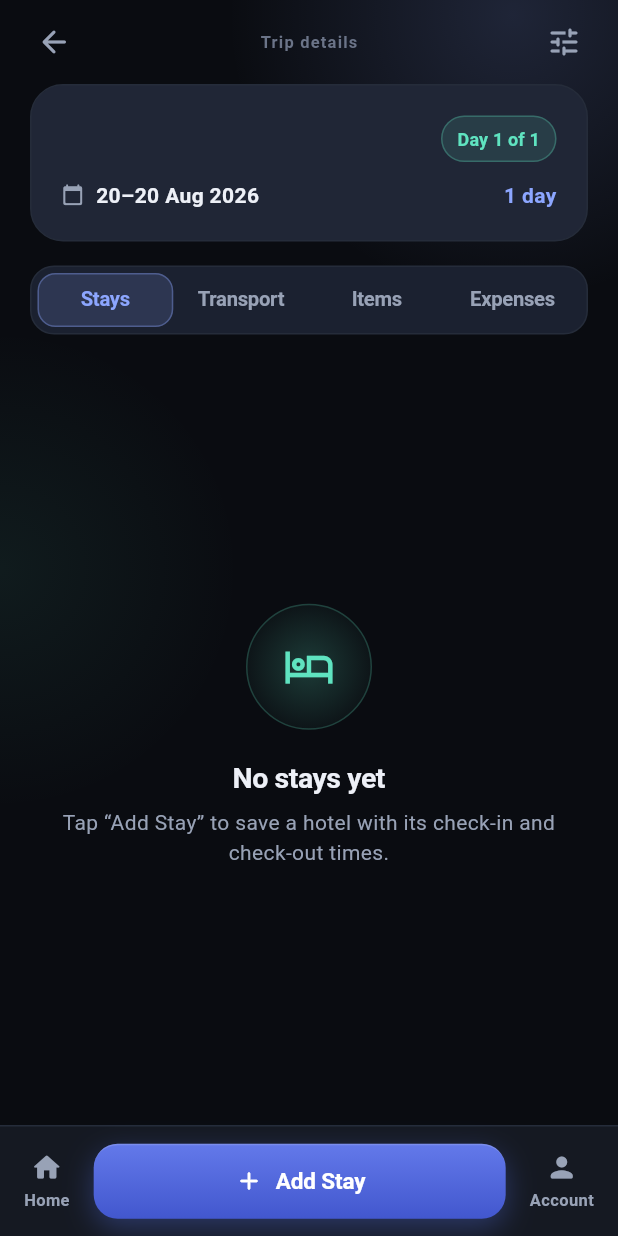
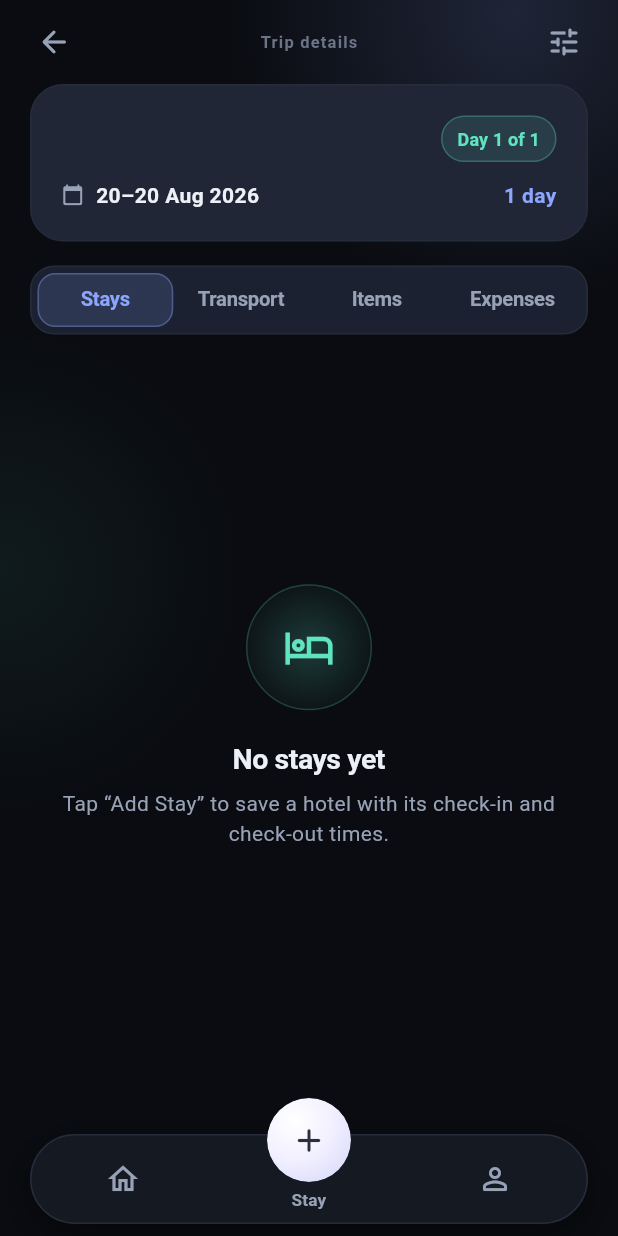
Before and after one commit to vinay-rv/travel-bud, a Flutter app: the TripDetailScreen screen opened directly with empty values, on a phone screen of 412 x 824 dp. Run offline on Flutter 3.47's test engine with Material 3 defaults, Android fonts, the phone set to English and light mode, and no system bars; our stand-ins replace flutter_local_notifications, flutter_secure_storage, flutter_timezone, sqflite, timezone; accounts and stored records are empty.

Commit message:
Redesign bottom bar: floating pill with a raised action
The bar is now a floating pill with home and account at its ends and the
screen's primary action raised above the middle as a glowing circle. Labels
drop the "Add" prefix — the plus already says it — so they read "Trip",
"Stay", "Item", "Expense".

- AppEmptyState now scrolls instead of overflowing on a short viewport or at
  a large text scale (a Center around a scroll view, not a LayoutBuilder,
  which SliverFillRemaining cannot use).
- AppBottomBarLabel is its own widget so the bar's "Transport" label is not
  confused with the trip tab of the same name.
- Tests scoped to the stepper's +/- rather than find.byIcon, since the bar's
  action is now a plus too and comes first in the tree.

Co-Authored-By: Claude Opus 5 <noreply@anthropic.com>

```diff
--- a/lib/screens/trip_detail_screen.dart
+++ b/lib/screens/trip_detail_screen.dart
@@ -162,15 +162,16 @@ class _TripDetailScreenState extends State<TripDetailScreen>
     );
   }
 
-  /// What "add" means on the tab you are looking at. The middle slot of the
-  /// bottom bar is one button whose meaning follows the tab, rather than four
-  /// buttons taking turns.
+  /// What the bottom bar's plus adds on the tab you are looking at. One button
+  /// whose meaning follows the tab, rather than four taking turns.
+  ///
+  /// Bare nouns: the plus already says "add".
   ({String label, VoidCallback onPressed}) get _currentAdd {
     return switch (_tabController.index) {
-      0 => (label: 'Add Stay', onPressed: _addStay),
-      1 => (label: 'Add Transport', onPressed: _addTransport),
-      2 => (label: 'Add Item', onPressed: _addItem),
-      _ => (label: 'Add Expense', onPressed: _addExpense),
+      0 => (label: 'Stay', onPressed: _addStay),
+      1 => (label: 'Transport', onPressed: _addTransport),
+      2 => (label: 'Item', onPressed: _addItem),
+      _ => (label: 'Expense', onPressed: _addExpense),
     };
   }
 
--- a/lib/screens/trip_list_screen.dart
+++ b/lib/screens/trip_list_screen.dart
@@ -121,7 +121,7 @@ class _TripListScreenState extends State<TripListScreen> {
         // to take you there.
         onHome: null,
         onAction: _createTrip,
-        actionLabel: 'Plan a trip',
+        actionLabel: 'Trip',
         onAccount: _openAccount,
       ),
       body: AppBackground(
--- a/lib/widgets/app_bottom_bar.dart
+++ b/lib/widgets/app_bottom_bar.dart
@@ -2,24 +2,22 @@ import 'package:flutter/material.dart';
 
 import '../theme/app_theme.dart';
 
-/// The app's bottom navigation.
+/// The app's bottom navigation: a floating pill with home and account at its
+/// ends, and the screen's primary action raised above its middle.
 ///
-/// Three fixed slots: home on the left, the account on the right, and in the
-/// middle whatever "add" means on the screen you are looking at — a trip on the
-/// home screen, a stay or an item or an expense inside a trip. The middle slot
-/// replaces what used to be a floating button, which meant the primary action
-/// sat on top of the last row of every list.
-///
-/// The account lives here rather than in each screen's header: it is the same
-/// destination from everywhere, and a header is for what the screen is about.
+/// The action is a circle rather than a third pill because it is not a place
+/// you go — it is the one thing you do here, and it changes with the screen.
+/// Its label is the bare noun ("Item", "Stay"); the plus already says "add",
+/// and repeating it made every label start with the same word.
 class AppBottomBar extends StatelessWidget {
   /// Returns to the trip list. Null when this *is* the trip list, which shows
   /// the slot as the current place rather than somewhere to go.
   final VoidCallback? onHome;
 
-  /// The middle slot. Null on a screen with nothing to add, which draws the
-  /// slot as empty rather than shifting the other two.
+  /// The raised action. Null on a screen with nothing to add.
   final VoidCallback? onAction;
+
+  /// What gets added — "Trip", "Stay", "Item". Not "Add item".
   final String actionLabel;
   final IconData actionIcon;
 
@@ -34,63 +32,166 @@ class AppBottomBar extends StatelessWidget {
     this.actionIcon = Icons.add_rounded,
   });
 
+  // Kept deliberately tight. The bar reserves its full height from the body,
+  // so every pixel here is a pixel off the list above it — on a 360x733 phone
+  // this is already a sixth of the screen.
+  static const _barHeight = 60.0;
+
+  /// How far the action circle rises above the pill's top edge.
+  static const _lift = 24.0;
+  static const _circle = 56.0;
+
+  /// Headroom for the glow, which extends past the circle.
+  static const _bloom = 8.0;
+
   @override
   Widget build(BuildContext context) {
-    return Container(
-      decoration: const BoxDecoration(
-        color: AppColors.surface,
-        border: Border(top: BorderSide(color: AppColors.border)),
+    return SafeArea(
+      top: false,
+      child: SizedBox(
+        height: _bloom + _lift + _barHeight + AppSpacing.sm,
+        child: Stack(
+          // The circle deliberately sits outside the pill.
+          clipBehavior: Clip.none,
+          children: [
+            Positioned(
+              left: AppSpacing.gutter,
+              right: AppSpacing.gutter,
+              bottom: AppSpacing.sm,
+              height: _barHeight,
+              child: _Pill(
+                onHome: onHome,
+                onAccount: onAccount,
+                label: actionLabel,
+                onLabelTap: onAction,
               ),
-      child: SafeArea(
-        top: false,
-        child: Padding(
-          padding: const EdgeInsets.fromLTRB(
-            AppSpacing.sm,
-            AppSpacing.sm,
-            AppSpacing.sm,
-            AppSpacing.sm,
             ),
-          child: Row(
-            children: [
-              _BottomBarDestination(
-                icon: Icons.home_rounded,
-                label: 'Home',
-                // No handler means this is where you already are.
-                selected: onHome == null,
-                onTap: onHome,
-              ),
-              const SizedBox(width: AppSpacing.sm),
-              Expanded(
-                child: onAction == null
-                    ? const SizedBox.shrink()
-                    : AppBottomBarAction(
+            if (onAction != null)
+              Positioned(
+                top: _bloom,
+                left: 0,
+                right: 0,
+                child: Center(
+                  child: AppBottomBarAction(
                     label: actionLabel,
                     icon: actionIcon,
+                    size: _circle,
                     onPressed: onAction!,
                   ),
                 ),
-              const SizedBox(width: AppSpacing.sm),
-              _BottomBarDestination(
-                icon: Icons.person_rounded,
-                label: 'Account',
-                selected: false,
-                onTap: onAccount,
               ),
           ],
-          ),
         ),
       ),
     );
   }
 }
 
-/// The middle slot: the screen's primary "add" action.
+class _Pill extends StatelessWidget {
+  final VoidCallback? onHome;
+  final VoidCallback onAccount;
+  final String label;
+  final VoidCallback? onLabelTap;
+
+  const _Pill({
+    required this.onHome,
+    required this.onAccount,
+    required this.label,
+    required this.onLabelTap,
+  });
+
+  @override
+  Widget build(BuildContext context) {
+    return DecoratedBox(
+      decoration: BoxDecoration(
+        color: AppColors.surface,
+        borderRadius: BorderRadius.circular(AppRadius.pill),
+        border: Border.all(color: AppColors.border),
+        boxShadow: [
+          BoxShadow(
+            color: Colors.black.withValues(alpha: 0.45),
+            blurRadius: 24,
+            offset: const Offset(0, 8),
+          ),
+        ],
+      ),
+      child: Row(
+        children: [
+          Expanded(
+            child: _Destination(
+              icon: Icons.home_outlined,
+              selectedIcon: Icons.home_rounded,
+              tooltip: 'Home',
+              // No handler means this is where you already are.
+              selected: onHome == null,
+              onTap: onHome,
+            ),
+          ),
+          // The circle covers the middle, so only its label shows here — sunk
+          // to the bottom of the pill, clear of the circle above it.
+          Expanded(
+            child: GestureDetector(
+              onTap: onLabelTap,
+              behavior: HitTestBehavior.opaque,
+              child: Align(
+                alignment: Alignment.bottomCenter,
+                child: Padding(
+                  padding: const EdgeInsets.only(bottom: 7),
+                  child: AppBottomBarLabel(label),
+                ),
+              ),
+            ),
+          ),
+          Expanded(
+            child: _Destination(
+              icon: Icons.person_outline_rounded,
+              selectedIcon: Icons.person_rounded,
+              tooltip: 'Account',
+              selected: false,
+              onTap: onAccount,
+            ),
+          ),
+        ],
+      ),
+    );
+  }
+}
+
+/// Names what the plus above it adds.
+///
+/// Its own widget so it can be told apart from identical words elsewhere on
+/// the screen — a trip's "Transport" tab is spelled the same as the bar's
+/// label for adding one.
+class AppBottomBarLabel extends StatelessWidget {
+  final String label;
+
+  const AppBottomBarLabel(this.label, {super.key});
+
+  @override
+  Widget build(BuildContext context) {
+    return Text(
+      label,
+      maxLines: 1,
+      overflow: TextOverflow.ellipsis,
+      textAlign: TextAlign.center,
+      style: const TextStyle(
+        fontSize: 11.5,
+        fontWeight: FontWeight.w700,
+        color: AppColors.textMuted,
+        letterSpacing: 0.1,
+      ),
+    );
+  }
+}
+
+/// The raised circle: the screen's primary action.
 ///
 /// Its own widget rather than an anonymous button so a caller — and a test —
 /// can name it.
 class AppBottomBarAction extends StatelessWidget {
   final String label;
   final IconData icon;
+  final double size;
   final VoidCallback onPressed;
 
   const AppBottomBarAction({
@@ -98,88 +199,84 @@ class AppBottomBarAction extends StatelessWidget {
     required this.label,
     required this.icon,
     required this.onPressed,
+    this.size = 60,
   });
 
   @override
   Widget build(BuildContext context) {
-    return _GradientActionSurface(
+    return Semantics(
+      button: true,
+      // The visible label sits in the pill below, so the button carries it too
+      // rather than announcing itself as an unexplained plus.
+      label: 'Add $label',
+      child: Tooltip(
+        message: 'Add $label',
+        child: SizedBox(
+          width: size,
+          height: size,
           child: Material(
             color: Colors.transparent,
+            shape: const CircleBorder(),
+            clipBehavior: Clip.antiAlias,
+            child: Ink(
+              decoration: const ShapeDecoration(
+                shape: CircleBorder(),
+                gradient: _pearl,
+                shadows: [
+                  // A soft bloom rather than a hard drop shadow: the circle
+                  // should look lit, not stuck on.
+                  BoxShadow(
+                    color: Color(0x59C9D4FF),
+                    blurRadius: 26,
+                    spreadRadius: 2,
+                  ),
+                  BoxShadow(
+                    color: Color(0x40FFFFFF),
+                    blurRadius: 10,
+                  ),
+                ],
+              ),
               child: InkWell(
                 onTap: onPressed,
-          borderRadius: BorderRadius.circular(AppRadius.md),
-          child: Padding(
-            padding: const EdgeInsets.symmetric(
-              horizontal: AppSpacing.md,
-              vertical: 14,
-            ),
-            child: Row(
-              mainAxisSize: MainAxisSize.min,
-              mainAxisAlignment: MainAxisAlignment.center,
-              children: [
-                Icon(icon, size: 20, color: Colors.white),
-                const SizedBox(width: AppSpacing.sm),
-                // The label changes with the screen, and "Add Transport" is
-                // wider than "Add Item" — so it shrinks rather than overflows.
-                Flexible(
-                  child: Text(
-                    label,
-                    maxLines: 1,
-                    overflow: TextOverflow.ellipsis,
-                    style: const TextStyle(
-                      fontSize: 15,
-                      fontWeight: FontWeight.w700,
-                      color: Colors.white,
-                      letterSpacing: -0.1,
+                customBorder: const CircleBorder(),
+                child: Center(
+                  child: Icon(icon, size: 26, color: const Color(0xFF2A2F3C)),
                 ),
               ),
-                ),
-              ],
             ),
           ),
         ),
       ),
     );
   }
+
+  /// An off-white sphere with the light coming from the top left, tinted
+  /// towards the app's own accents at the edge so it belongs to this palette
+  /// rather than looking like a stock button.
+  static const _pearl = RadialGradient(
+    center: Alignment(-0.35, -0.45),
+    radius: 1.1,
+    colors: [
+      Color(0xFFFFFFFF),
+      Color(0xFFF2F0FF),
+      Color(0xFFDCDDFB),
+      Color(0xFFC7CCF2),
+    ],
+    stops: [0.0, 0.42, 0.75, 1.0],
+  );
 }
 
-/// The gradient fill and lit top edge the primary buttons share.
-class _GradientActionSurface extends StatelessWidget {
-  final Widget child;
-
-  const _GradientActionSurface({required this.child});
-
-  @override
-  Widget build(BuildContext context) {
-    return DecoratedBox(
-      decoration: BoxDecoration(
-        gradient: AppGradients.primaryButton,
-        borderRadius: BorderRadius.circular(AppRadius.md),
-        border: const Border(
-          top: BorderSide(color: AppGradients.buttonHighlight),
-        ),
-        boxShadow: [
-          BoxShadow(
-            color: AppColors.primaryDeep.withValues(alpha: 0.35),
-            blurRadius: 16,
-            offset: const Offset(0, 6),
-          ),
-        ],
-      ),
-      child: child,
-    );
-  }
-}
-
-class _BottomBarDestination extends StatelessWidget {
+class _Destination extends StatelessWidget {
   final IconData icon;
-  final String label;
+  final IconData selectedIcon;
+  final String tooltip;
   final bool selected;
   final VoidCallback? onTap;
 
-  const _BottomBarDestination({
+  const _Destination({
     required this.icon,
-    required this.label,
+    required this.selectedIcon,
+    required this.tooltip,
     required this.selected,
     required this.onTap,
   });
@@ -191,32 +288,20 @@ class _BottomBarDestination extends StatelessWidget {
     return Semantics(
       selected: selected,
       button: true,
+      label: tooltip,
+      child: Tooltip(
+        message: tooltip,
         child: Material(
           color: Colors.transparent,
           child: InkWell(
             onTap: onTap,
-          borderRadius: BorderRadius.circular(AppRadius.md),
-          child: Padding(
-            padding: const EdgeInsets.symmetric(
-              horizontal: AppSpacing.sm,
-              vertical: AppSpacing.sm,
-            ),
-            child: Column(
-              mainAxisSize: MainAxisSize.min,
-              children: [
-                Icon(icon, size: 22, color: color),
-                const SizedBox(height: 3),
-                Text(
-                  label,
-                  maxLines: 1,
-                  overflow: TextOverflow.ellipsis,
-                  style: TextStyle(
-                    fontSize: 11,
-                    fontWeight: selected ? FontWeight.w700 : FontWeight.w600,
+            customBorder: const CircleBorder(),
+            child: Center(
+              child: Icon(
+                selected ? selectedIcon : icon,
+                size: 24,
                 color: color,
               ),
-                ),
-              ],
             ),
           ),
         ),
--- a/lib/widgets/ui.dart
+++ b/lib/widgets/ui.dart
@@ -42,11 +42,7 @@ class _Glow extends StatelessWidget {
   final double size;
   final double opacity;
 
-  const _Glow({
-    required this.color,
-    required this.size,
-    required this.opacity,
-  });
+  const _Glow({required this.color, required this.size, required this.opacity});
 
   @override
   Widget build(BuildContext context) {
@@ -262,7 +258,11 @@ class AppProgressBar extends StatelessWidget {
   final double value;
   final Color color;
 
-  const AppProgressBar({super.key, required this.value, this.color = AppColors.mint});
+  const AppProgressBar({
+    super.key,
+    required this.value,
+    this.color = AppColors.mint,
+  });
 
   @override
   Widget build(BuildContext context) {
@@ -291,7 +291,7 @@ class AppEmptyState extends StatelessWidget {
   final Color accent;
 
   /// Optional call to action shown under the copy — the way out of the empty
-  /// state, when there is one beyond the screen's own FAB.
+  /// state, when there is one beyond the screen's own primary button.
   final Widget? action;
 
   const AppEmptyState({
@@ -306,7 +306,15 @@ class AppEmptyState extends StatelessWidget {
   @override
   Widget build(BuildContext context) {
     final theme = Theme.of(context);
+
+    // Centred when there is room, scrollable when there is not: a fixed
+    // centred column overflows on a short viewport or at a large text scale,
+    // and an empty state that clips its own way out is worse than one that
+    // scrolls. A Center around the scroll view rather than a LayoutBuilder
+    // inside it — these sit in a SliverFillRemaining, which asks for intrinsic
+    // dimensions a LayoutBuilder cannot supply.
     return Center(
+      child: SingleChildScrollView(
         child: Padding(
           padding: const EdgeInsets.all(AppSpacing.xxl),
           child: Column(
@@ -340,6 +348,7 @@ class AppEmptyState extends StatelessWidget {
                 action!,
               ],
             ],
+          ),
         ),
       ),
     );
@@ -453,7 +462,11 @@ class AppRowMenu extends StatelessWidget {
             height: 44,
             child: Row(
               children: [
-                Icon(extraActions[i].icon, size: 18, color: AppColors.textMuted),
+                Icon(
+                  extraActions[i].icon,
+                  size: 18,
+                  color: AppColors.textMuted,
+                ),
                 const SizedBox(width: 10),
                 Text(extraActions[i].label),
               ],
@@ -591,8 +604,10 @@ class _TextPromptDialogState extends State<_TextPromptDialog> {
         crossAxisAlignment: CrossAxisAlignment.start,
         children: [
           if (widget.message != null) ...[
-            Text(widget.message!,
-                style: Theme.of(context).textTheme.bodyMedium),
+            Text(
+              widget.message!,
+              style: Theme.of(context).textTheme.bodyMedium,
+            ),
             const SizedBox(height: AppSpacing.lg),
           ],
           TextField(
```
Also changed, not shown: 7 other files. Lines whose indentation alone changed are shown as unchanged.
